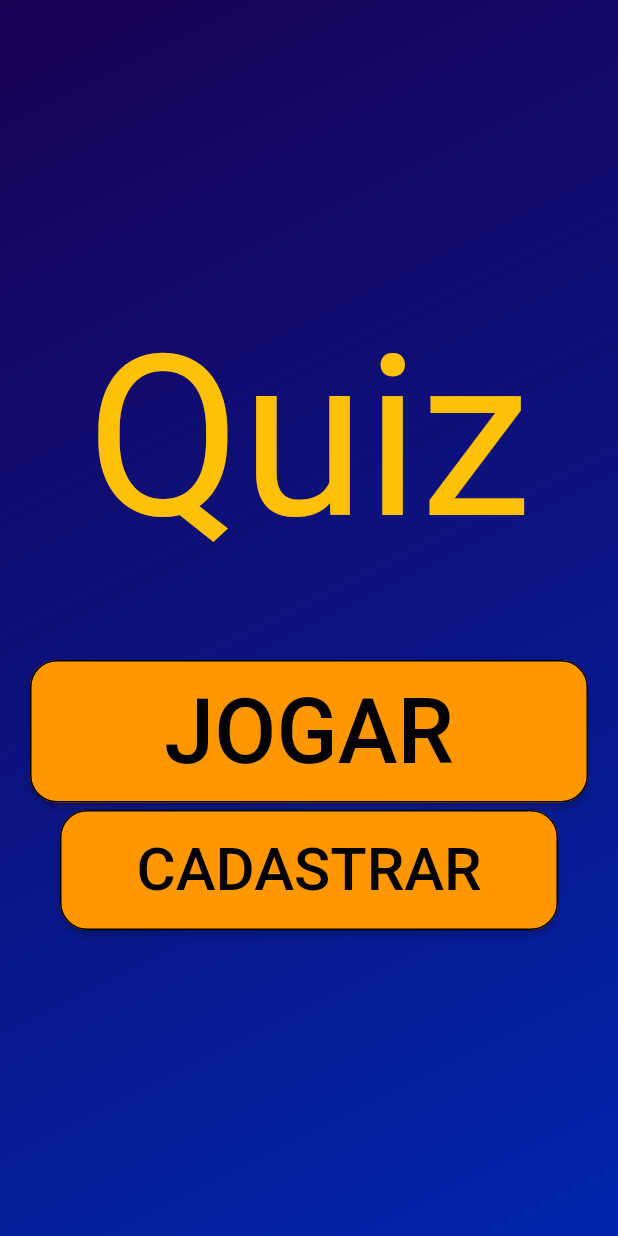
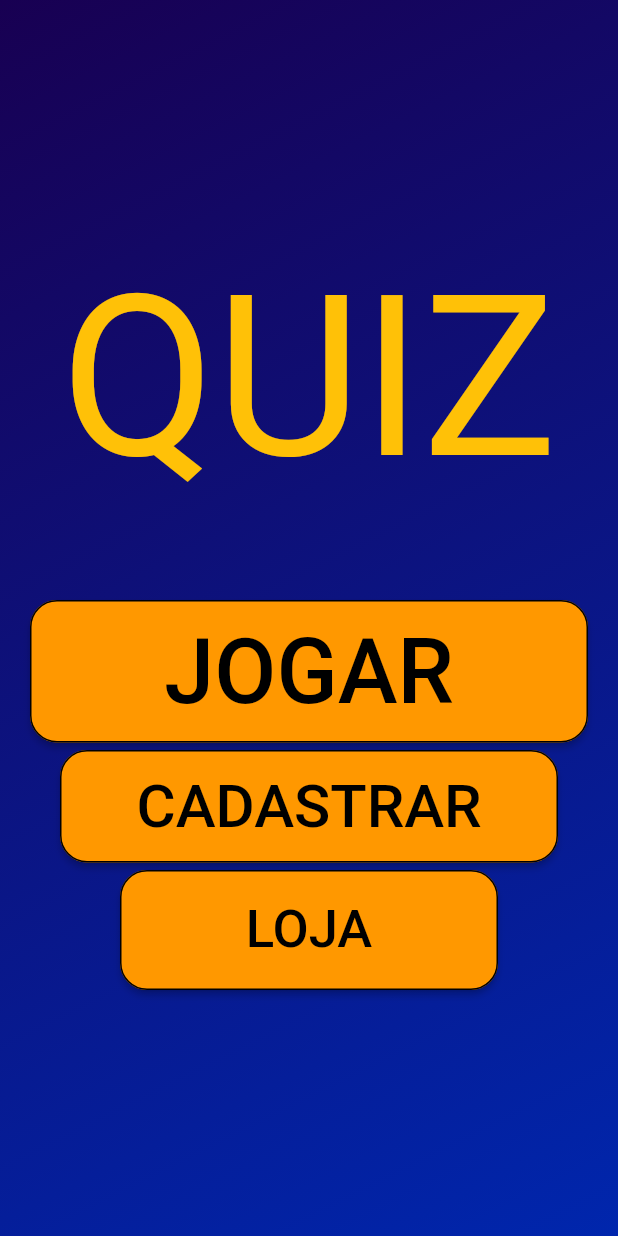
Before and after one commit to Batthez/quiz-flutter, a Flutter app: the screen it shows after launch, on a phone screen of 412 x 824 dp. Run offline on Flutter 3.47's test engine with Material 2 defaults, Android fonts, the phone set to English and light mode, and no system bars; Roboto replaces fonts that are missing (Times New Roman).

Commit message:
Tela principal

```diff
--- a/lib/screens/home_screen.dart
+++ b/lib/screens/home_screen.dart
@@ -25,7 +25,7 @@ class HomeScreen extends StatelessWidget {
           children: <Widget>[
             Padding(
               padding: EdgeInsets.fromLTRB(0.0,0.0,0.0,60.0),
-              child: Text("Quiz",
+              child: Text("QUIZ",
                 textAlign: TextAlign.center,
                 style: TextStyle(
                   color: Colors.amber,
@@ -41,13 +41,17 @@ class HomeScreen extends StatelessWidget {
             ),
             Container(
               height: 80.0,
-              padding: EdgeInsets.fromLTRB(40.0,0.0,40.0,0.0),
+              padding: EdgeInsets.fromLTRB(40.0,0.0,40.0,5.0),
               child: botao('CADASTRAR', 40.0, 1, context)
+            ),
+            Container(
+                height: 80.0,
+                padding: EdgeInsets.fromLTRB(80.0,0.0,80.0,0.0),
+                child: botao('LOJA', 35.0, 1, context)
             ),
           ],
         ),
       ));
-
   }
 RaisedButton botao(String nomebotao, double tamanho, int opcao, BuildContext context){
     return RaisedButton(
```
